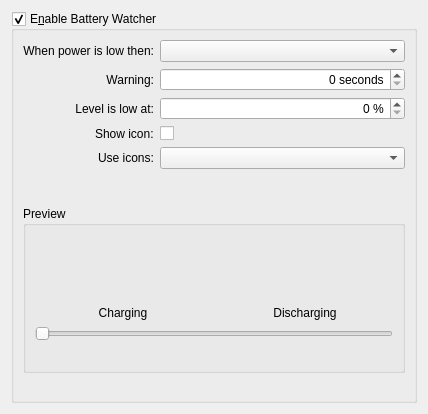
Before: the Qt Designer form config/batterywatchersettings.ui in lxqt/lxqt-powermanagement, drawn with Qt 5.
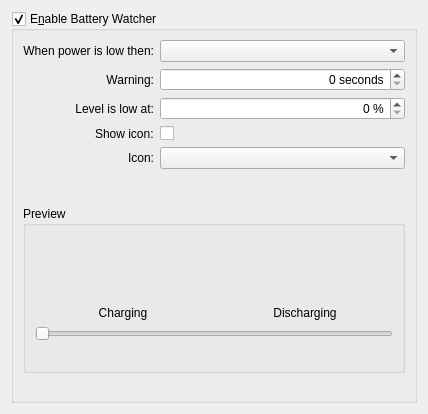
After: the same form once the commit is applied.

Commit message: distincter names for icons

Diff of the .ui file:
```diff
--- a/config/batterywatchersettings.ui
+++ b/config/batterywatchersettings.ui
@@ -108,7 +108,7 @@
       <item row="4" column="0">
        <widget class="QLabel" name="iconTypeLabel">
         <property name="text">
-         <string>Use icons:</string>
+         <string>Icon:</string>
         </property>
        </widget>
       </item>
```
The commit also changes 1 other file.
